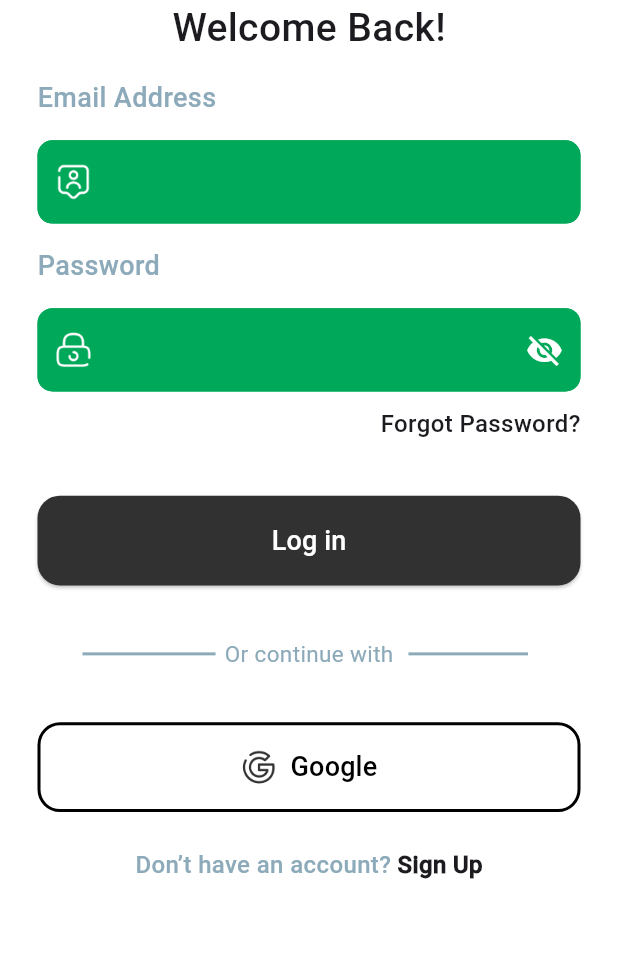
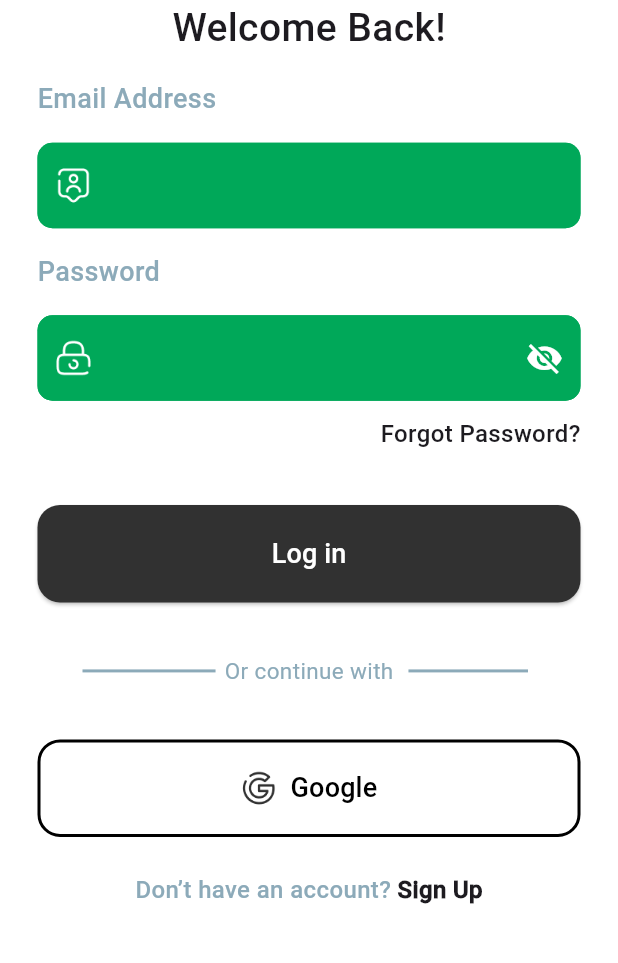
Before and after one commit to MAHMOUDELSAYED69/Dr.Ai, a Flutter app: the screen it shows after launch, on a phone screen of 412 x 824 dp, the part 193-1156 px from its top. Run offline on Flutter 3.47's test engine with Material 3 defaults, Android fonts, the phone set to English and light mode, and no system bars; drawn by our look-alikes of modal_progress_hud_nsn; our stand-ins replace animated_bottom_navigation_bar, bloc, cloud_firestore, dio, firebase_auth, firebase_core and 6 more; accounts and stored records are empty.

Commit message:
refactor 3 custom widgets.

```diff
--- a/lib/view/widget/custom_button.dart
+++ b/lib/view/widget/custom_button.dart
@@ -29,7 +29,7 @@ class CustomButton extends StatelessWidget {
                 borderRadius: BorderRadius.circular(borderRadius ?? 15)),
             backgroundColor: color ?? const Color(0xff313131),
             fixedSize: Size(width ?? double.maxFinite,
-                height ?? ScreenSize.height * 0.07262845849)),
+                height ?? 65)),
         onPressed: onPressed,
         child: widget ??
             Text(title ?? "",
--- a/lib/view/widget/custom_outline_button.dart
+++ b/lib/view/widget/custom_outline_button.dart
@@ -1,7 +1,5 @@
 import 'package:flutter/material.dart';
 import 'package:google_fonts/google_fonts.dart';
-
-import '../../core/helper/responsive.dart';
 
 class CustomOutlineButton extends StatelessWidget {
   const CustomOutlineButton(
@@ -18,7 +16,7 @@ class CustomOutlineButton extends StatelessWidget {
               borderRadius: BorderRadius.circular(15),
             ),
             fixedSize:
-                Size(double.maxFinite, ScreenSize.height * 0.07262845849)),
+                const Size(double.maxFinite,65)),
         onPressed: onPressed,
         child: Row(
           mainAxisAlignment: MainAxisAlignment.center,
--- a/lib/view/widget/custom_text_field.dart
+++ b/lib/view/widget/custom_text_field.dart
@@ -52,7 +52,7 @@ class _CustomTextFormFieldState extends State<CustomTextFormField> {
     return Column(children: [
       Container(
         alignment: Alignment.centerLeft,
-        padding: EdgeInsets.symmetric(vertical: ScreenSize.height * 0.0184453),
+        padding: const EdgeInsets.symmetric(vertical: 16),
         child: Text(widget.title ?? "",
             style: GoogleFonts.roboto(
                 textStyle: widget.titleTextStyle ??
@@ -104,9 +104,8 @@ class _CustomTextFormFieldState extends State<CustomTextFormField> {
                   iconSize: 25,
                 )
               : null,
-          contentPadding: EdgeInsets.symmetric(
-              vertical: ScreenSize.height * 0.017292,
-              horizontal: ScreenSize.width * 0.024305),
+          contentPadding:
+              const EdgeInsets.symmetric(vertical: 15, horizontal: 10),
           filled: true,
           fillColor: widget.fillColor ?? const Color(0xff00a859),
           hintText: widget.hintText,
```
